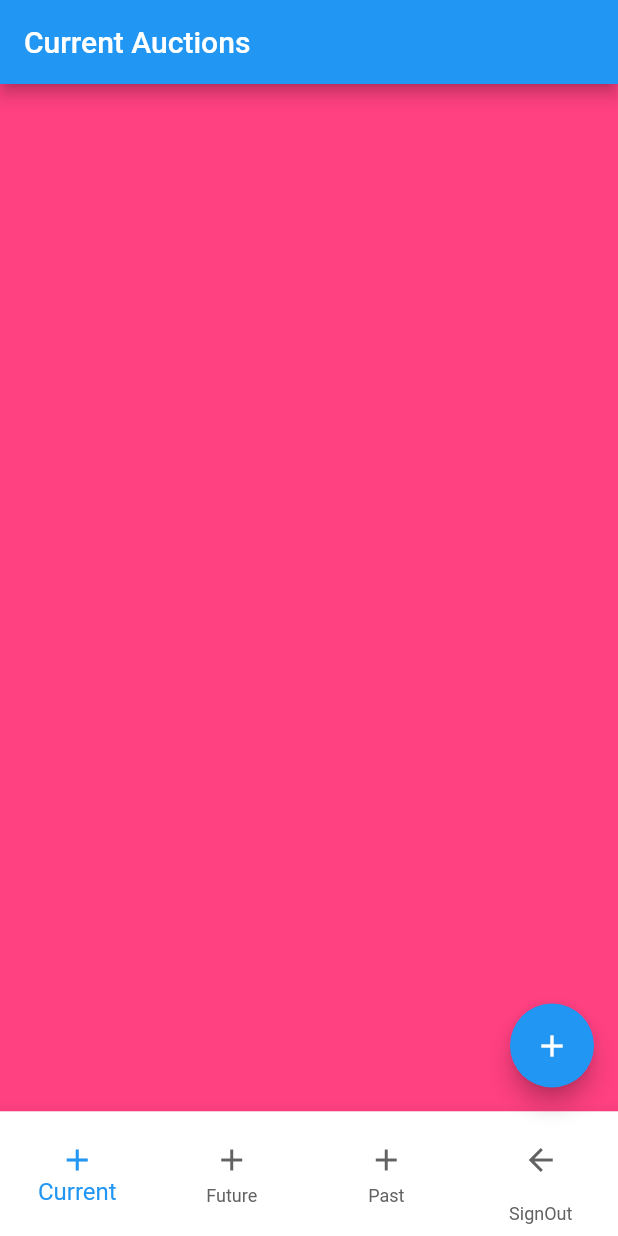
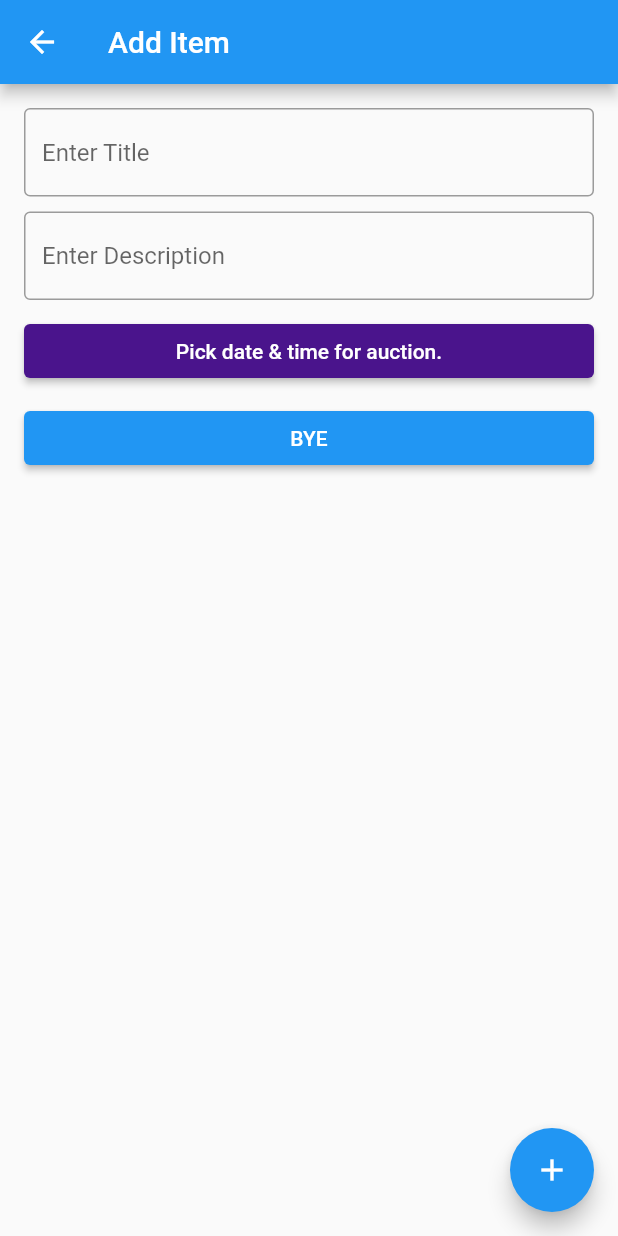
Before and after one commit to aksh-at-git/auction-pvt, a Flutter app: the screen it shows once a user with an empty profile is signed in, after a tap on the "add" icon, on a phone screen of 412 x 824 dp. Run offline on Flutter 3.47's test engine with Material 2 defaults, Android fonts, the phone set to English and light mode, and no system bars; our stand-ins replace cloud_firestore, firebase_auth, firebase_core; accounts and stored records are empty; network calls fail.

Commit message:
auction_form_page

```diff
--- a/lib/main.dart
+++ b/lib/main.dart
@@ -1,5 +1,6 @@
 import 'package:firebase_auth/firebase_auth.dart';
 import 'package:firebase_core/firebase_core.dart';
+// ignore: unused_import
 import 'firebase_options.dart';
 import 'package:flutter/material.dart';
 import './screens/signin_screen.dart';
@@ -10,7 +11,7 @@ void main() async {
   await Firebase.initializeApp();
 
   runApp(
-    MaterialApp(
+    const MaterialApp(
       home: MainPage(),
     ),
   );
--- /dev/null
+++ b/lib/screens/auction_form.dart
@@ -0,0 +1,113 @@
+import 'package:cloud_firestore/cloud_firestore.dart';
+import 'package:firebase_auth/firebase_auth.dart';
+import 'package:flutter/material.dart';
+
+class AuctionForm extends StatefulWidget {
+  @override
+  State<AuctionForm> createState() => _AuctionFormState();
+}
+
+class _AuctionFormState extends State<AuctionForm> {
+  final controller = TextEditingController();
+
+  @override
+  Widget build(BuildContext context) {
+    return Scaffold(
+      appBar: AppBar(
+        title: Text('Add Item'),
+      ),
+      body: ListView(
+        padding: EdgeInsets.all(16),
+        children: <Widget>[
+          const TextField(
+            decoration: InputDecoration(
+              border: OutlineInputBorder(),
+              hintText: 'Enter Title',
+            ),
+          ),
+          const SizedBox(height: 10),
+          const TextField(
+            decoration: InputDecoration(
+              border: OutlineInputBorder(),
+              hintText: 'Enter Description',
+            ),
+          ),
+          const SizedBox(height: 10),
+          ElevatedButton(
+              onPressed: () {
+                Navigator.pop(context);
+              },
+              style: ElevatedButton.styleFrom(
+                primary: Colors.purple[900],
+              ),
+              child: const Text('Pick date & time for auction.'),
+              ),
+          const SizedBox(height: 10),
+          ElevatedButton(
+              onPressed: () {
+                Navigator.pop(context);
+              },
+              child: const Text('BYE'))
+        ],
+      ),
+      floatingActionButton: FloatingActionButton(
+          onPressed: () {
+            Navigator.pop(context);
+          },
+          child: const Icon(Icons.add)),
+    );
+  }
+}
+
+Future createItem(
+    {required String description,
+    required int bidPrice,
+    required String bidder,
+    required String imageURL,
+    required String title,
+    required String seller}) async {
+  final docUser = FirebaseFirestore.instance.collection('auction_items').doc();
+
+  final auctionItem = AuctionItem(
+      id: docUser.id,
+      description: description,
+      bidPrice: bidPrice,
+      bidder: bidder,
+      imageURL: imageURL,
+      title: title,
+      seller: seller);
+
+  final json = auctionItem.toJson();
+
+  await docUser.set(json);
+}
+
+class AuctionItem {
+  String id;
+  final String description;
+  final int bidPrice;
+  final String bidder;
+  final String imageURL;
+  final String seller;
+  final String title;
+
+  AuctionItem({
+    this.id = '',
+    required this.description,
+    required this.bidPrice,
+    required this.bidder,
+    required this.imageURL,
+    required this.title,
+    required this.seller,
+  });
+
+  Map<String, dynamic> toJson() => {
+        'id': id,
+        'description': description,
+        'bidPrice': bidPrice,
+        'bidder': bidder,
+        'imageURL': imageURL,
+        'title': title,
+        'seller': seller
+      };
+}
--- a/lib/screens/home_screen.dart
+++ b/lib/screens/home_screen.dart
@@ -1,8 +1,11 @@
+import 'package:auction/screens/auction_form.dart';
+import 'package:cloud_firestore/cloud_firestore.dart';
 import 'package:firebase_auth/firebase_auth.dart';
 import 'package:flutter/material.dart';
 import 'current_auctions.dart';
 import 'future_auctions.dart';
 import 'past_auctions.dart';
+import 'auction_form.dart';
 
 class HomeScreen extends StatefulWidget {
   const HomeScreen({Key? key}) : super(key: key);
@@ -40,8 +43,13 @@ class _HomeScreenState extends State<HomeScreen> {
       //     // ],
       //     ),
       ,
-      floatingActionButton:
-          FloatingActionButton(onPressed: () {}, child: Icon(Icons.add)),
+      floatingActionButton: FloatingActionButton(
+          onPressed: () {
+            Navigator.push(context,
+                MaterialPageRoute(builder: (context) => AuctionForm()));
+          },
+          child: Icon(Icons.add)),
+
       bottomNavigationBar: BottomNavigationBar(
         type: BottomNavigationBarType.fixed,
         backgroundColor: Colors.white,
--- a/pubspec.yaml
+++ b/pubspec.yaml
@@ -33,12 +33,14 @@ dependencies:
   webview_flutter_plus: ^0.3.0+2
   firebase_core: ^1.19.1
   firebase_auth: ^3.4.1
-
+  cloud_firestore: ^3.2.1
+  image_picker: ^0.8.5
 
 
   # The following adds the Cupertino Icons font to your application.
   # Use with the CupertinoIcons class for iOS style icons.
   cupertino_icons: ^1.0.2
+
 
 dev_dependencies:
   flutter_test:
```
Also changed, not shown: pubspec.lock, 1 other file.
